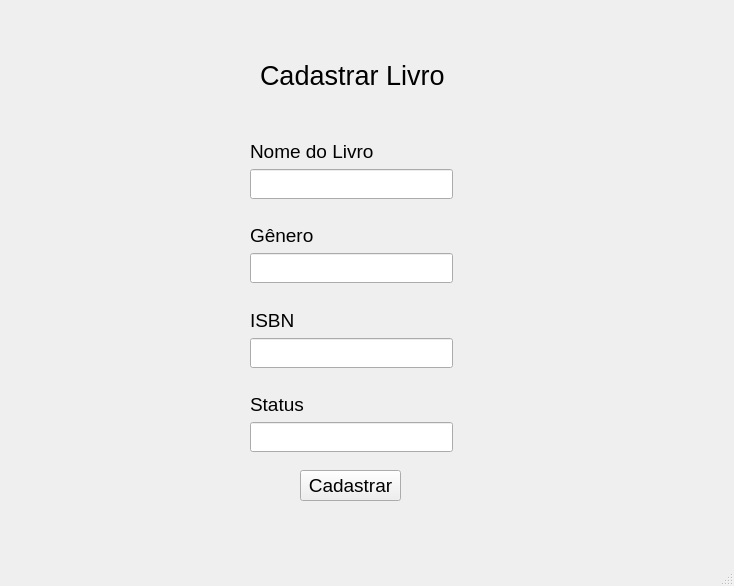
Qt form biblioteca/view/cadastro_livro.ui (RiquelmeG22/BibliotecaPython) before a commit.
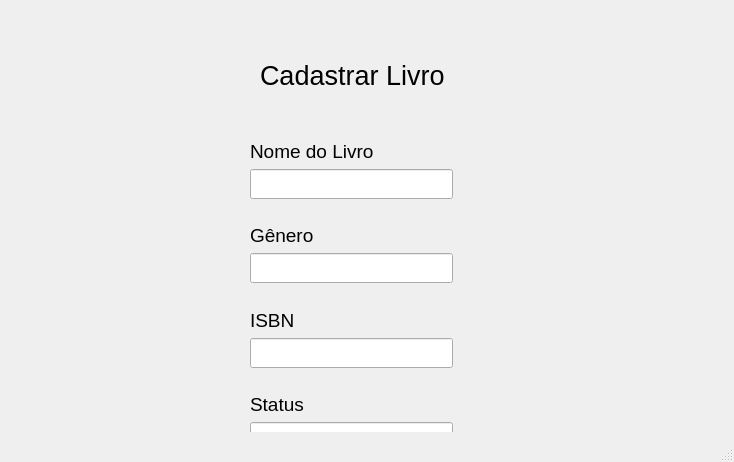
The same form after that commit.

Diff of the .ui file:
```diff
--- a/biblioteca/view/cadastro_livro.ui
+++ b/biblioteca/view/cadastro_livro.ui
@@ -7,7 +7,7 @@
     <x>0</x>
     <y>0</y>
     <width>734</width>
-    <height>586</height>
+    <height>462</height>
    </rect>
   </property>
   <property name="font">
```
